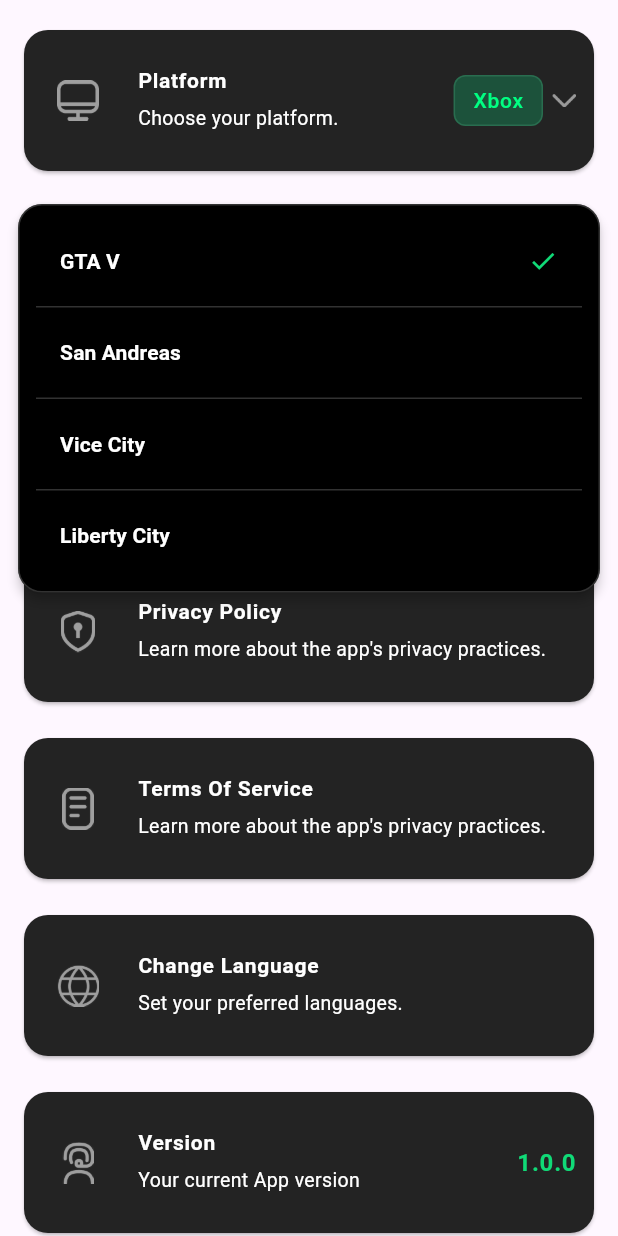
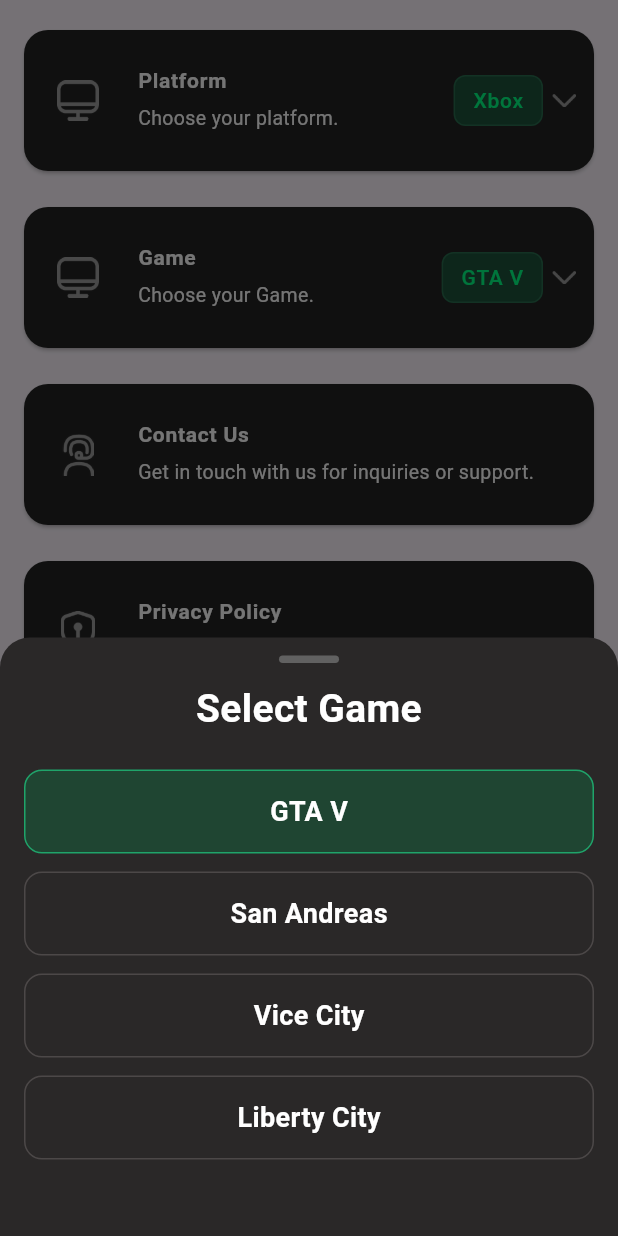
Before and after one commit to arleven/gta-all-in-one-cheats, a Flutter app: the SettingsScreen widget shown alone on an empty page, opened directly, after a tap on "GTA V", on a phone screen of 412 x 824 dp. Run offline on Flutter 3.47's test engine with Material 3 defaults, Android fonts, the light colour scheme and no system bars; our stand-ins replace connectivity_plus, firebase_analytics, firebase_core, firebase_crashlytics, flutter_native_timezone, flutter_tts and 6 more; missing offline and left inert: amplitude_flutter, appsflyer_sdk, country_codes, flutter_email_sender, flutter_jailbreak_detection, plist_parser and 2 more; accounts and stored records are empty; statements that could not run were skipped.

Commit message:
added bottomsheet in settings screen

```diff
--- a/lib/Models/bottom_bar.dart
+++ b/lib/Models/bottom_bar.dart
@@ -135,7 +135,6 @@
 
             const SizedBox(height: 8),
 
-            // Centered heading
             Text(
               AppLocalizations.of(context)!.selectGame,
               style: TextStyle(
--- a/lib/Presentation/Settings_Screen/settings.dart
+++ b/lib/Presentation/Settings_Screen/settings.dart
@@ -165,77 +165,59 @@
   void _showGameDropdown(BuildContext context) async {
     if (allowedGames.length == 1) return;
 
-    final RenderBox overlay =
-        Overlay.of(context).context.findRenderObject() as RenderBox;
+    await showModalBottomSheet<String>(
+      context: context,
+      backgroundColor: const Color.fromRGBO(42, 40, 40, 1),
+      shape: const RoundedRectangleBorder(
+        borderRadius: BorderRadius.vertical(top: Radius.circular(20)),
+      ),
+      builder: (BuildContext context) {
+        return Column(
+          mainAxisSize: MainAxisSize.min,
+          children: [
+            const SizedBox(height: 12),
 
-    final selected = await showMenu<String>(
-      context: context,
-      color: const Color.fromRGBO(0, 0, 0, 1),
-      shape: RoundedRectangleBorder(
-        borderRadius: BorderRadius.circular(16),
-        side: const BorderSide(
-          color: Color.fromRGBO(102, 102, 102, 0.49),
-          width: 1,
+            // drag handle
+            Container(
+              width: 40,
+              height: 5,
+              decoration: BoxDecoration(
+                color: Colors.grey[700],
+                borderRadius: BorderRadius.circular(20),
               ),
             ),
-      position: RelativeRect.fromLTRB(12, kToolbarHeight + 80, 12, 0),
-      constraints: BoxConstraints(
-        minWidth: overlay.size.width - 24,
-        maxWidth: overlay.size.width - 24,
-      ),
-      items: List.generate(allowedGames.length * 2 - 1, (index) {
-        if (index.isOdd) {
-          return const PopupMenuItem<String>(
-            enabled: false,
-            height: 1,
-            child: Divider(
-              height: 1,
-              color: Color.fromRGBO(102, 102, 102, 0.49),
-            ),
-          );
-        }
 
-        final key = allowedGames[index ~/ 2];
-        final game = localizedGames[key] ?? key.capitalize();
+            const SizedBox(height: 12),
 
-        return PopupMenuItem<String>(
-          value: key,
-          height: 60,
-          child: Padding(
-            padding: const EdgeInsets.all(16),
-            child: Row(
-              children: [
-                Expanded(
-                  child: Text(
-                    game,
+            Text(
+              AppLocalizations.of(context)!.selectGame,
               style: const TextStyle(
                 color: Colors.white,
-                      fontSize: 14,
-                      fontWeight: FontWeight.w600,
+                fontSize: 26,
+                fontWeight: FontWeight.w700,
               ),
+              textAlign: TextAlign.center,
             ),
-                ),
-                if (selectedGameKey == key)
-                  Icon(Icons.check, color: AppColors.primaryButton, size: 20),
-              ],
-            ),
-          ),
-        );
-      }),
-    );
 
-    if (selected != null) {
+            const SizedBox(height: 16),
+
+            for (int i = 0; i < allowedGames.length; i++) ...[
+              InkWell(
+                borderRadius: BorderRadius.circular(12),
+                onTap: () {
+                  final selected = allowedGames[i];
+
                   setState(() {
                     selectedGameKey = selected;
 
-        // Force platform to PlayStation if Liberty City is selected
                     if (selected == 'libertycity') {
                       selectedPlatformKey = 'playstation';
                       _savePlatform('playstation');
                       widget.onPlatformChanged?.call('playstation');
                     } else {
-          // make sure current platform is valid for the new game
-          if (!gamePlatforms[selected]!.contains(selectedPlatformKey)) {
+                      if (!gamePlatforms[selected]!.contains(
+                        selectedPlatformKey,
+                      )) {
                         selectedPlatformKey = gamePlatforms[selected]!.first;
                         _savePlatform(selectedPlatformKey);
                         widget.onPlatformChanged?.call(selectedPlatformKey);
@@ -246,7 +228,55 @@
                   _saveGame(selected);
                   CheatService.updateSelectedGame(selected);
                   widget.onGameChanged?.call(selected);
-    }
+
+                  Navigator.pop(context);
+                },
+                child: Container(
+                  width: double.infinity,
+                  margin: const EdgeInsets.symmetric(
+                    vertical: 6,
+                    horizontal: 16,
+                  ),
+                  padding: const EdgeInsets.symmetric(
+                    vertical: 14,
+                    horizontal: 16,
+                  ),
+                  decoration: BoxDecoration(
+                    color: selectedGameKey == allowedGames[i]
+                        ? const Color.fromRGBO(31, 69, 50, 1)
+                        : const Color.fromRGBO(42, 40, 40, 1),
+                    borderRadius: BorderRadius.circular(12),
+                    border: Border.all(
+                      color: selectedGameKey == allowedGames[i]
+                          ? const Color.fromRGBO(31, 164, 106, 1)
+                          : const Color.fromRGBO(76, 72, 72, 1),
+                      width: 1,
+                    ),
+                  ),
+                  child: Row(
+                    mainAxisAlignment: MainAxisAlignment.center,
+                    children: [
+                      Text(
+                        localizedGames[allowedGames[i]] ??
+                            allowedGames[i].capitalize(),
+                        style: const TextStyle(
+                          color: Colors.white,
+                          fontSize: 18,
+                          fontWeight: FontWeight.w600,
+                        ),
+                        textAlign: TextAlign.center,
+                      ),
+                    ],
+                  ),
+                ),
+              ),
+            ],
+
+            const SizedBox(height: 45),
+          ],
+        );
+      },
+    );
   }
 
   void _showPlatformDropdown(BuildContext context) async {
```
Lines whose indentation alone changed are shown as unchanged.
